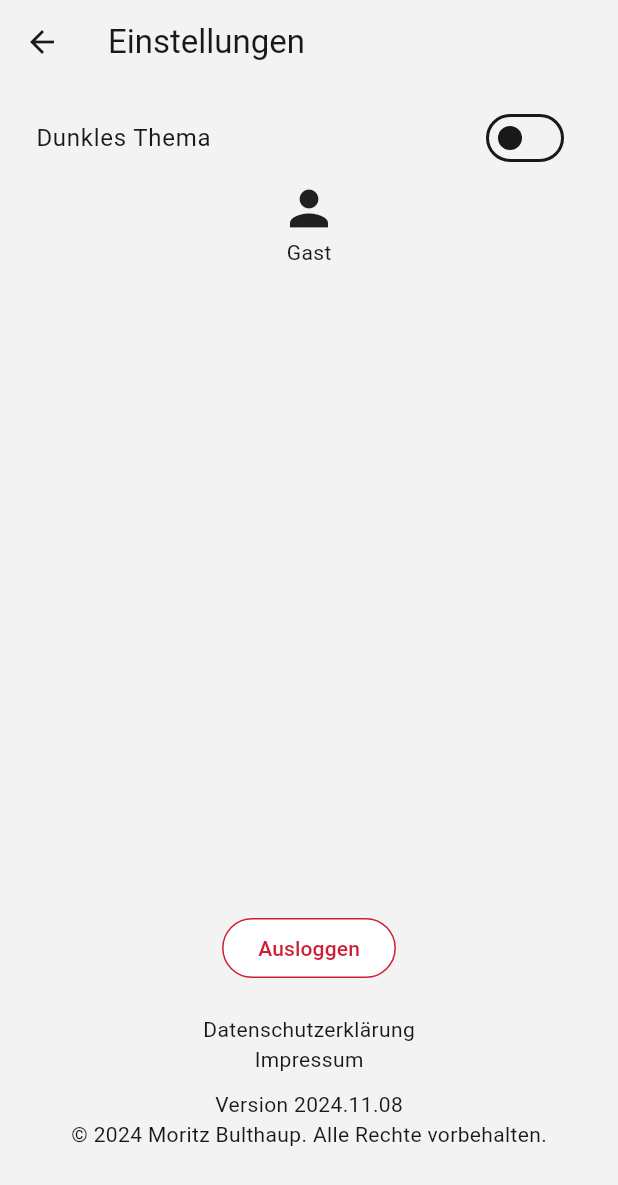
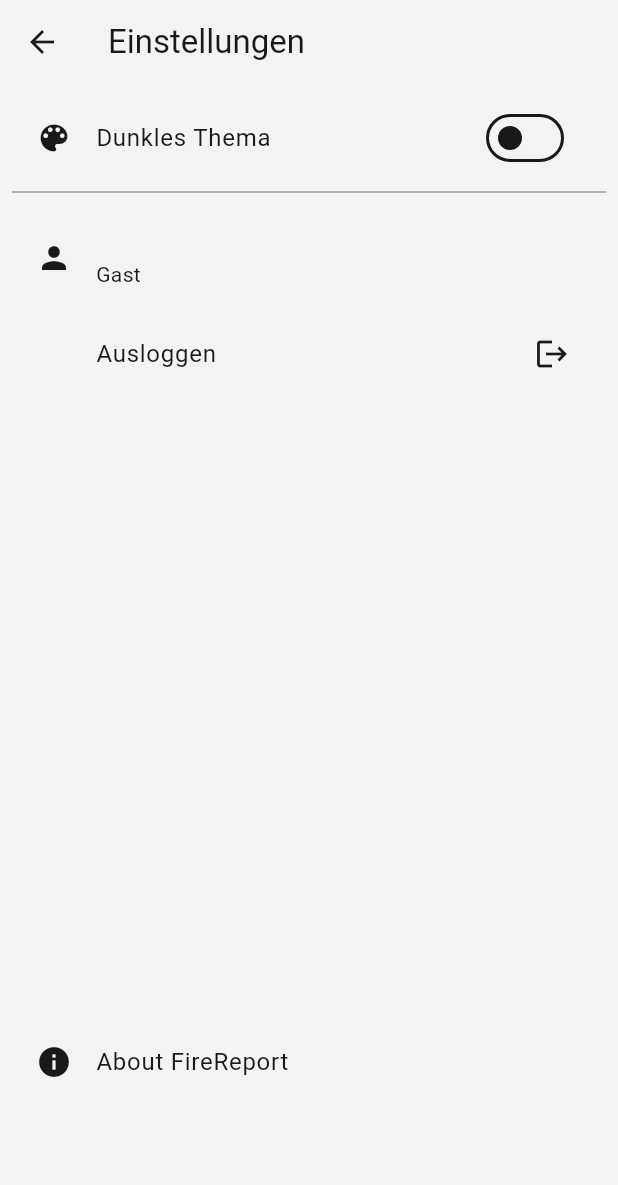
Before and after one commit to MBulti/FireReport-App, a Flutter app: the screen it shows after launch, after a tap on the "settings" icon, on a phone screen of 412 x 824 dp. Shown: the top 1185 px of the screen. Run offline on Flutter 3.47's test engine with Material 3 defaults, Android fonts, the phone set to English and light mode, and no system bars; our stand-ins replace flutter_riverpod, image_picker, package_info_plus, shared_preferences, supabase_flutter; accounts and stored records are empty.

Commit message:
redesign settings page with about info

```diff
--- a/lib/pages/settings_page.dart
+++ b/lib/pages/settings_page.dart
@@ -29,40 +29,52 @@ class SettingsPage extends ConsumerWidget {
         child: Column(
           children: [
             SwitchListTile(
+                secondary: const Icon(Icons.color_lens),
                 title: const Text('Dunkles Thema'),
                 value: ref.watch(themeProvider) == ThemeMode.dark,
                 onChanged: (value) {
                   ref.read(themeProvider.notifier).toggleTheme();
                 }),
-            const Icon(Icons.person, size: 38),
-            Text(appUser.firstName),
-            Text(appUser.lastName),
-            const Spacer(),
-            InvertedButton(
-              onPressed: () {
+            const DefaultDivider(),
+            ListTile(
+              leading: const Icon(Icons.person),
+              title: Text(appUser.lastName),
+              subtitle: Text(appUser.firstName),
+            ),
+            ListTile(
+              leading: const SizedBox(),
+              title: const Text("Ausloggen"),
+              trailing: const Icon(Icons.logout),
+              onTap: () {
                 ref.read(authProvider.notifier).logout();
               },
-              text: "Ausloggen",
             ),
-            const SizedBox(height: 20),
-            GestureDetector(
-              onTap: () => Navigator.of(context).push(MaterialPageRoute(
+            const Spacer(),
+            AboutListTile(
+              icon: const Icon(Icons.info),
+              applicationVersion: ref.watch(appVersionProvider).when(
+                    data: (data) => data,
+                    loading: () => "",
+                    error: (err, stack) => "",
+                  ),
+              applicationLegalese:
+                  "© 2024 Moritz Bulthaup. Alle Rechte vorbehalten.",
+              aboutBoxChildren: [
+                ListTile(
+                  leading: const Icon(Icons.privacy_tip),
+                  title: const Text("Datenschutzerklärung"),
+                  onTap: () => Navigator.of(context).push(MaterialPageRoute(
                   builder: (context) => const PrivacyPolicyPage())),
-              child: const Text("Datenschutzerklärung"),
+                ),
+                ListTile(
+                  leading: const Icon(Icons.info),
+                  title: const Text("Impressum"),
+                  onTap: () => Navigator.of(context).push(MaterialPageRoute(
+                      builder: (context) => const ImprintPage())),
+                )
+              ],
             ),
-            GestureDetector(
-              onTap: () => Navigator.of(context).push(
-                  MaterialPageRoute(builder: (context) => const ImprintPage())),
-              child: const Text("Impressum"),
-            ),
-            const SizedBox(height: 10),
-            ref.watch(appVersionProvider).when(
-                  data: (data) => Text(data),
-                  loading: () => const SizedBox.shrink(),
-                  error: (err, stack) => const SizedBox.shrink(),
-                ),
-            const Text("© 2024 Moritz Bulthaup. Alle Rechte vorbehalten."),
-            const SizedBox(height: 50)
+            const SizedBox(height: 80),
           ],
         ),
       ),
```
